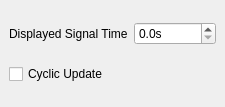
Before: the Qt Designer form src/config_widget/view_settings_dock_widget.ui in tools4BCI/TiA-Scope, drawn with Qt 5.
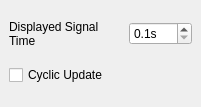
After: the same form once the commit is applied.

```diff
--- a/src/config_widget/view_settings_dock_widget.ui
+++ b/src/config_widget/view_settings_dock_widget.ui
@@ -6,7 +6,7 @@
    <rect>
     <x>0</x>
     <y>0</y>
-    <width>225</width>
+    <width>201</width>
     <height>107</height>
    </rect>
   </property>
@@ -23,6 +23,9 @@
       <property name="decimals">
        <number>1</number>
       </property>
+      <property name="minimum">
+       <double>0.100000000000000</double>
+      </property>
      </widget>
     </item>
     <item row="0" column="0">
@@ -30,6 +33,9 @@
       <property name="text">
        <string>Displayed Signal Time</string>
       </property>
+      <property name="wordWrap">
+       <bool>true</bool>
+      </property>
      </widget>
     </item>
     <item row="1" column="0">
```
Left out of the diff: 2 changed lines with no effect on the pictures.
